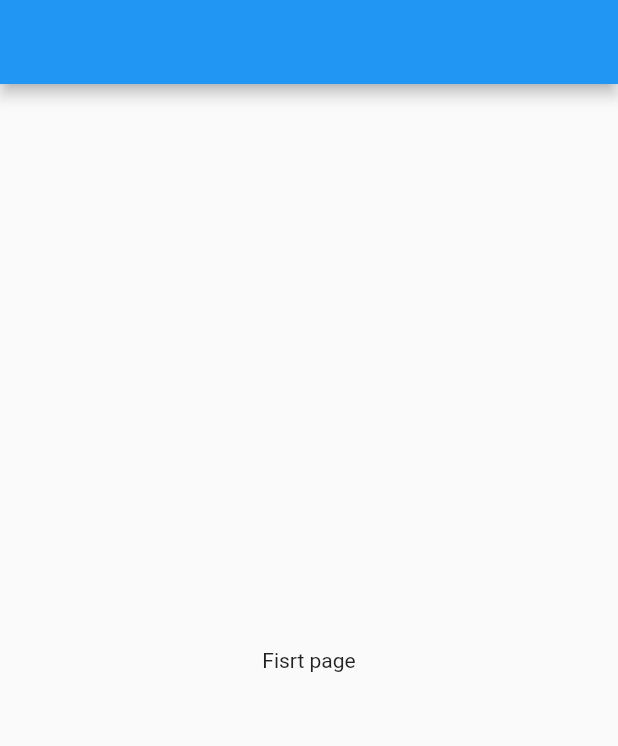
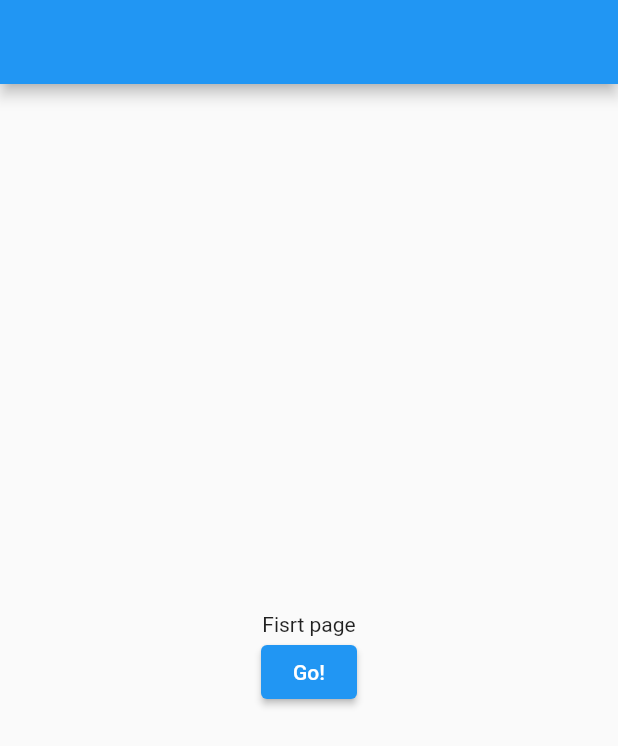
Before and after one commit to muhtar-sgk/AnimationFt, a Flutter app: the screen it shows after launch, on a phone screen of 412 x 824 dp. Shown: the top 746 px of the screen. Run offline on Flutter 3.47's test engine with Material 2 defaults, Android fonts, the phone set to English and light mode, and no system bars.

```diff
--- a/lib/first_page.dart
+++ b/lib/first_page.dart
@@ -1,4 +1,5 @@
 import 'package:flutter/material.dart';
+import 'package:flutter_animations/second_page.dart';
 
 class FirstPage extends StatelessWidget {
   const FirstPage({super.key});
@@ -7,9 +8,29 @@ class FirstPage extends StatelessWidget {
   Widget build(BuildContext context) {
     return Scaffold(
       appBar: AppBar(),
-      body: const Center(
-        child: Text("Fisrt page"),
+      body: Center(
+        child: Column(
+          mainAxisAlignment: MainAxisAlignment.center,
+          children: [
+            Text("Fisrt page"),
+            ElevatedButton(
+              onPressed: (){
+                Navigator.of(context).push(_createRoute());
+              },
+              child: Text("Go!")
+            )
+          ],
+        ),
       ),
     );
   }
 }
+
+Route _createRoute() {
+  return PageRouteBuilder(
+    pageBuilder: (context, animation, secondaryAnimation) => const SecondPage(),
+    transitionsBuilder: (context, animation, secondaryAnimation, child) {
+      return child;
+    },
+  );
+}
```
Also changed, not shown: lib/second_page.dart (+5 -2 lines).
